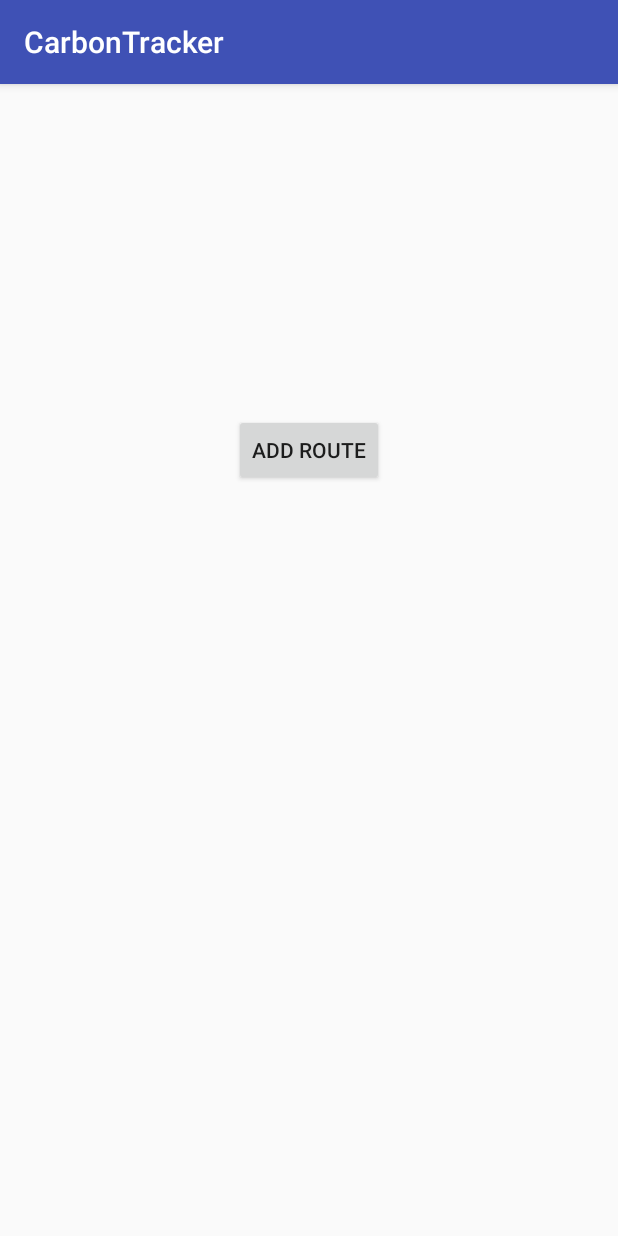
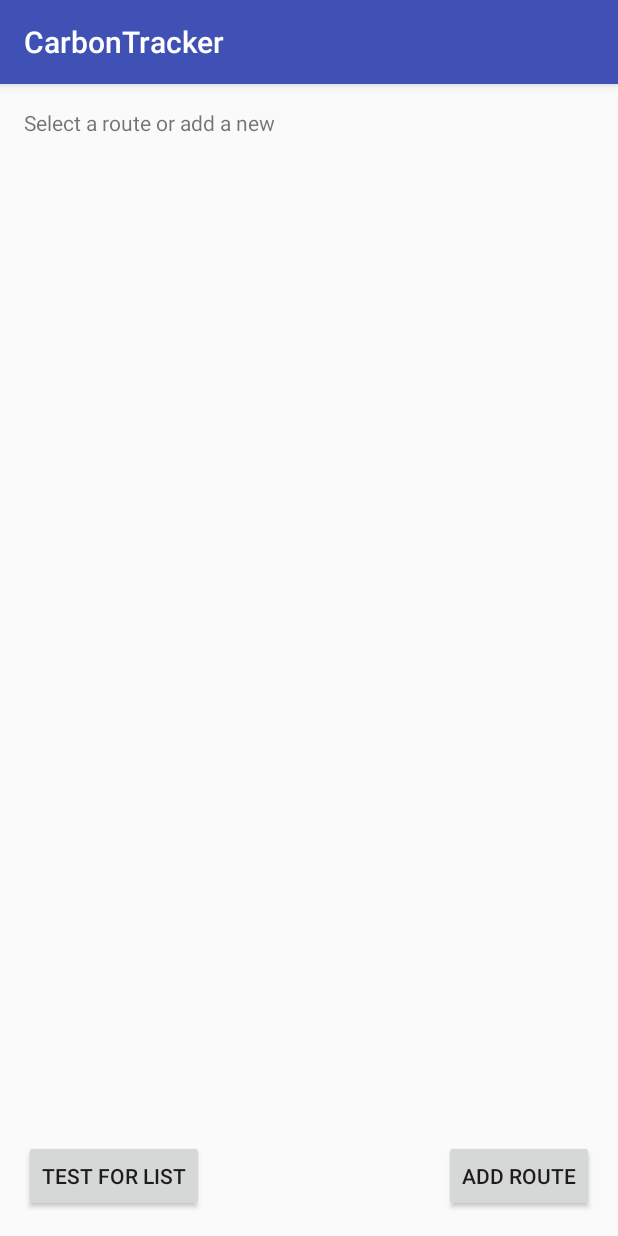
Before and after one commit to BaronInTheTree/CO2GO, an Android app: the SelectRouteActivity screen opened directly, with no data from a screen before it, on a phone screen of 412 x 824 dp. Run offline under Robolectric (Android 15) with nearby library versions, the phone set to English and light mode, and no system bars.

Commit message:
Route page design complete

```diff
--- a/app/src/main/java/ca/cmpt276/carbonTracker/CarbonModel.java
+++ b/app/src/main/java/ca/cmpt276/carbonTracker/CarbonModel.java
@@ -49,8 +49,8 @@ public class CarbonModel {
         return carCollection;
     }
 
-    // TODO: replace with a collection of cars that user has
-    public List<String> outputCollectionToString() {
+    // TODO: replace with a collection of cars that user owns
+    public List<String> outputCarCollectionToString() {
         List<String> list = new ArrayList<>();
 /*
         for (Car car: carCollection) {
@@ -61,6 +61,18 @@ public class CarbonModel {
         return list;
     }
 
+    // TODO: replace with a collection of routes that user uses
+    public List<String> outputRouteCollectionToString() {
+        List<String> list = new ArrayList<>();
+/*
+        for (Route route: routeCollection) {
+            String str = route.toString();
+            list.add(str);
+        }
+*/
+        return list;
+    }
+
     public RouteCollection getRouteCollection() {
         return routeCollection;
     }
--- a/app/src/main/java/ca/cmpt276/carbonTracker/SelectRouteActivity.java
+++ b/app/src/main/java/ca/cmpt276/carbonTracker/SelectRouteActivity.java
@@ -4,9 +4,14 @@ import android.content.Intent;
 import android.support.v7.app.AppCompatActivity;
 import android.os.Bundle;
 import android.view.View;
+import android.widget.AdapterView;
+import android.widget.ArrayAdapter;
 import android.widget.Button;
+import android.widget.ListView;
 
 import com.example.sasha.carbontracker.R;
+
+import java.util.List;
 
 public class SelectRouteActivity extends AppCompatActivity {
 
@@ -15,6 +20,25 @@ public class SelectRouteActivity extends AppCompatActivity {
         super.onCreate(savedInstanceState);
         setContentView(R.layout.activity_select_route);
 
+        // to be removed later
+        testButton();
+
+        addRouteButton();
+
+        populateListView();
+    }
+
+    private void testButton() {
+        Button btn = (Button) findViewById(R.id.testRouteBtn);
+        btn.setOnClickListener(new View.OnClickListener() {
+            @Override
+            public void onClick(View v) {
+                startActivity(new Intent(SelectRouteActivity.this, JourneyInfoActicity.class));
+            }
+        });
+    }
+
+    private void addRouteButton() {
         Button btn = (Button) findViewById(R.id.addRoute_btn);
         btn.setOnClickListener(new View.OnClickListener() {
             @Override
@@ -24,5 +48,28 @@ public class SelectRouteActivity extends AppCompatActivity {
         });
     }
 
+    // TODO: get the proper list of routes from "outputRouteCollectionToString"
+    private void populateListView() {
+        // Create list of items
+        CarbonModel model = CarbonModel.getInstance();
+        List<String> routes = model.outputRouteCollectionToString();
+        // Build adapter
+        ArrayAdapter<String> adapter = new ArrayAdapter<String>(
+                this,           // Context for activity
+                R.layout.listview_format,  // Layout to use (create)
+                routes);       // Items to be displayed
+
+        // config list view
+        ListView list = (ListView) findViewById(R.id.listOfRoutes);
+        list.setAdapter(adapter);
+
+        // Allows to click on list's items
+        list.setOnItemClickListener(new AdapterView.OnItemClickListener() {
+            @Override
+            public void onItemClick(AdapterView<?> a, View v, int i, long l) {
+                startActivity(new Intent(SelectRouteActivity.this, JourneyInfoActicity.class));
+            }
+        });
+    }
 
 }
--- a/app/src/main/java/ca/cmpt276/carbonTracker/SelectTransportationActivity.java
+++ b/app/src/main/java/ca/cmpt276/carbonTracker/SelectTransportationActivity.java
@@ -38,15 +38,15 @@ public class SelectTransportationActivity extends AppCompatActivity {
         });
     }
 
-    // TODO: implement proper function for current "outputCollectionToString"
+    // TODO: implement proper function for current "outputCarCollectionToString"
     private void populateListView() {
         // Create list of items
         CarbonModel model = CarbonModel.getInstance();
-        List<String> cars = model.outputCollectionToString();
+        List<String> cars = model.outputCarCollectionToString();
         // Build adapter
         ArrayAdapter<String> adapter = new ArrayAdapter<String>(
                 this,           // Context for activity
-                R.layout.visible_cars,  // Layout to use (create)
+                R.layout.listview_format,  // Layout to use (create)
                 cars);       // Items to be displayed
 
         // config list view
--- a/app/src/main/res/layout/activity_select_route.xml
+++ b/app/src/main/res/layout/activity_select_route.xml
@@ -15,8 +15,35 @@
         android:layout_width="wrap_content"
         android:layout_height="wrap_content"
         android:id="@+id/addRoute_btn"
+        android:layout_alignParentBottom="true"
+        android:layout_alignParentRight="true"
+        android:layout_alignParentEnd="true" />
+
+    <TextView
+        android:text="Select a route or add a new "
+        android:layout_width="wrap_content"
+        android:layout_height="wrap_content"
         android:layout_alignParentTop="true"
-        android:layout_centerHorizontal="true"
-        android:layout_marginTop="204dp" />
+        android:layout_alignParentLeft="true"
+        android:layout_alignParentStart="true"
+        android:id="@+id/textView2" />
+
+    <ListView
+        android:id="@+id/listOfRoutes"
+        android:layout_width="match_parent"
+        android:layout_height="match_parent"
+        android:layout_below="@+id/textView2"
+        android:layout_alignParentLeft="true"
+        android:layout_alignParentStart="true"
+        android:layout_above="@+id/addRoute_btn" />
+
+    <Button
+        android:text="Test for list"
+        android:layout_width="wrap_content"
+        android:layout_height="wrap_content"
+        android:layout_alignParentBottom="true"
+        android:layout_alignParentLeft="true"
+        android:layout_alignParentStart="true"
+        android:id="@+id/testRouteBtn" />
 
 </RelativeLayout>
```
Also changed, not shown: app/src/main/res/layout/listview_format.xml (renamed from app/src/main/res/layout/visible_cars.xml).
